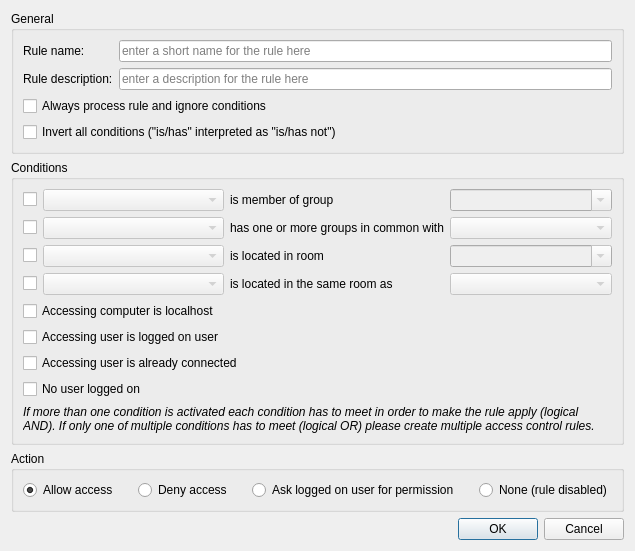
This is configurator/forms/AccessControlRuleEditDialog.ui in veyon/veyon as Qt 5 draws it before an edit. The edited form follows.
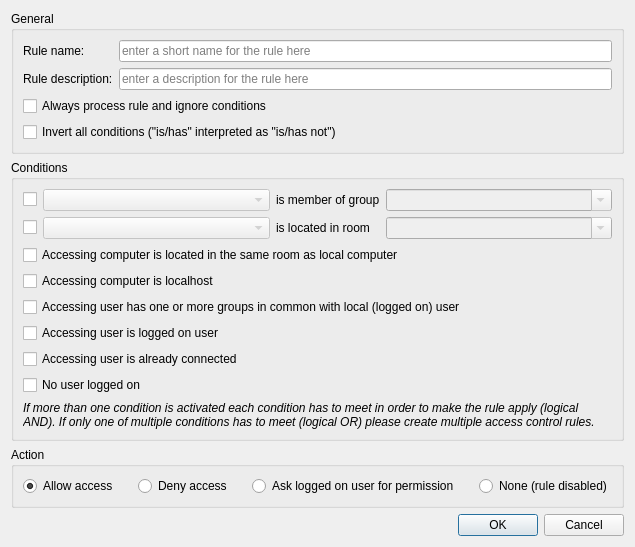
This is the edited form.

Commit message:
Configurator: AccessControlRuleEditDialog: simplify user interface
There's no need to specify subjects for common groups or same room
conditions therefore simplify the user interface by dropping obsolete
comboboxes.

```diff
--- a/configurator/forms/AccessControlRuleEditDialog.ui
+++ b/configurator/forms/AccessControlRuleEditDialog.ui
@@ -63,64 +63,6 @@
       <string>Conditions</string>
      </property>
      <layout class="QGridLayout" name="gridLayout" columnstretch="0,1,0,1">
-      <item row="0" column="0">
-       <widget class="QCheckBox" name="isMemberOfGroupCheckBox">
-        <property name="text">
-         <string/>
-        </property>
-       </widget>
-      </item>
-      <item row="1" column="1">
-       <widget class="QComboBox" name="hasCommonGroupsSubjectComboBox">
-        <property name="enabled">
-         <bool>false</bool>
-        </property>
-        <property name="sizeAdjustPolicy">
-         <enum>QComboBox::AdjustToContents</enum>
-        </property>
-       </widget>
-      </item>
-      <item row="1" column="2">
-       <widget class="QLabel" name="label_5">
-        <property name="text">
-         <string>has one or more groups in common with</string>
-        </property>
-       </widget>
-      </item>
-      <item row="1" column="3">
-       <widget class="QComboBox" name="commonGroupComboBox">
-        <property name="enabled">
-         <bool>false</bool>
-        </property>
-        <property name="sizeAdjustPolicy">
-         <enum>QComboBox::AdjustToContents</enum>
-        </property>
-       </widget>
-      </item>
-      <item row="2" column="0">
-       <widget class="QCheckBox" name="isLocatedInRoomCheckBox">
-        <property name="text">
-         <string/>
-        </property>
-       </widget>
-      </item>
-      <item row="2" column="1">
-       <widget class="QComboBox" name="isLocatedInRoomSubjectComboBox">
-        <property name="enabled">
-         <bool>false</bool>
-        </property>
-        <property name="sizeAdjustPolicy">
-         <enum>QComboBox::AdjustToContents</enum>
-        </property>
-       </widget>
-      </item>
-      <item row="2" column="2">
-       <widget class="QLabel" name="label_6">
-        <property name="text">
-         <string>is located in room</string>
-        </property>
-       </widget>
-      </item>
       <item row="2" column="3">
        <widget class="QComboBox" name="roomsComboBox">
         <property name="enabled">
@@ -134,7 +76,46 @@
         </property>
        </widget>
       </item>
-      <item row="3" column="0">
+      <item row="0" column="2">
+       <widget class="QLabel" name="label_2">
+        <property name="text">
+         <string>is member of group</string>
+        </property>
+       </widget>
+      </item>
+      <item row="0" column="0">
+       <widget class="QCheckBox" name="isMemberOfGroupCheckBox">
+        <property name="text">
+         <string/>
+        </property>
+       </widget>
+      </item>
+      <item row="0" column="1">
+       <widget class="QComboBox" name="isMemberOfGroupSubjectComboBox">
+        <property name="enabled">
+         <bool>false</bool>
+        </property>
+        <property name="sizeAdjustPolicy">
+         <enum>QComboBox::AdjustToContents</enum>
+        </property>
+       </widget>
+      </item>
+      <item row="10" column="0" colspan="4">
+       <widget class="QLabel" name="label">
+        <property name="font">
+         <font>
+          <italic>true</italic>
+         </font>
+        </property>
+        <property name="text">
+         <string>If more than one condition is activated each condition has to meet in order to make the rule apply (logical AND). If only one of multiple conditions has to meet (logical OR) please create multiple access control rules.</string>
+        </property>
+        <property name="wordWrap">
+         <bool>true</bool>
+        </property>
+       </widget>
+      </item>
+      <item row="3" column="0" colspan="4">
        <widget class="QCheckBox" name="isLocatedInSameRoomCheckBox">
         <property name="sizePolicy">
          <sizepolicy hsizetype="Preferred" vsizetype="Fixed">
@@ -143,46 +124,26 @@
          </sizepolicy>
         </property>
         <property name="text">
-         <string/>
+         <string>Accessing computer is located in the same room as local computer</string>
         </property>
        </widget>
       </item>
-      <item row="3" column="1">
-       <widget class="QComboBox" name="isLocatedInSameRoomSubjectComboBox">
-        <property name="enabled">
-         <bool>false</bool>
-        </property>
-        <property name="sizeAdjustPolicy">
-         <enum>QComboBox::AdjustToContents</enum>
-        </property>
-       </widget>
-      </item>
-      <item row="3" column="2">
-       <widget class="QLabel" name="label_7">
+      <item row="8" column="0" colspan="4">
+       <widget class="QCheckBox" name="noUserLoggedOnCheckBox">
         <property name="text">
-         <string>is located in the same room as</string>
+         <string>No user logged on</string>
         </property>
        </widget>
       </item>
-      <item row="3" column="3">
-       <widget class="QComboBox" name="commonComputerLabComboBox">
-        <property name="enabled">
-         <bool>false</bool>
-        </property>
-        <property name="sizeAdjustPolicy">
-         <enum>QComboBox::AdjustToContents</enum>
-        </property>
-       </widget>
-      </item>
-      <item row="4" column="0" colspan="2">
-       <widget class="QCheckBox" name="isLocalHostAccessCheckBox">
+      <item row="2" column="2">
+       <widget class="QLabel" name="label_6">
         <property name="text">
-         <string>Accessing computer is localhost</string>
+         <string>is located in room</string>
         </property>
        </widget>
       </item>
-      <item row="0" column="1">
-       <widget class="QComboBox" name="isMemberOfGroupSubjectComboBox">
+      <item row="2" column="1">
+       <widget class="QComboBox" name="isLocatedInRoomSubjectComboBox">
         <property name="enabled">
          <bool>false</bool>
         </property>
@@ -191,13 +152,6 @@
         </property>
        </widget>
       </item>
-      <item row="0" column="2">
-       <widget class="QLabel" name="label_2">
-        <property name="text">
-         <string>is member of group</string>
-        </property>
-       </widget>
-      </item>
       <item row="0" column="3">
        <widget class="QComboBox" name="groupsComboBox">
         <property name="enabled">
@@ -211,49 +165,41 @@
         </property>
        </widget>
       </item>
-      <item row="1" column="0">
+      <item row="2" column="0">
+       <widget class="QCheckBox" name="isLocatedInRoomCheckBox">
+        <property name="text">
+         <string/>
+        </property>
+       </widget>
+      </item>
+      <item row="4" column="0" colspan="4">
+       <widget class="QCheckBox" name="isLocalHostAccessCheckBox">
+        <property name="text">
+         <string>Accessing computer is localhost</string>
+        </property>
+       </widget>
+      </item>
+      <item row="5" column="0" colspan="4">
        <widget class="QCheckBox" name="hasCommonGroupsCheckBox">
         <property name="text">
-         <string/>
+         <string>Accessing user has one or more groups in common with local (logged on) user</string>
         </property>
        </widget>
       </item>
-      <item row="5" column="0" colspan="2">
+      <item row="6" column="0" colspan="4">
        <widget class="QCheckBox" name="isLocalUserAccessCheckBox">
         <property name="text">
          <string>Accessing user is logged on user</string>
         </property>
        </widget>
       </item>
-      <item row="6" column="0" colspan="3">
+      <item row="7" column="0" colspan="4">
        <widget class="QCheckBox" name="isSameUserAccessCheckBox">
         <property name="text">
          <string>Accessing user is already connected</string>
         </property>
        </widget>
       </item>
-      <item row="9" column="0" colspan="4">
-       <widget class="QLabel" name="label">
-        <property name="font">
-         <font>
-          <italic>true</italic>
-         </font>
-        </property>
-        <property name="text">
-         <string>If more than one condition is activated each condition has to meet in order to make the rule apply (logical AND). If only one of multiple conditions has to meet (logical OR) please create multiple access control rules.</string>
-        </property>
-        <property name="wordWrap">
-         <bool>true</bool>
-        </property>
-       </widget>
-      </item>
-      <item row="7" column="0" colspan="4">
-       <widget class="QCheckBox" name="noUserLoggedOnCheckBox">
-        <property name="text">
-         <string>No user logged on</string>
-        </property>
-       </widget>
-      </item>
      </layout>
     </widget>
    </item>
```
Left out of the diff: 70 changed lines with no effect on the pictures. The commit also changes 1 other file.
